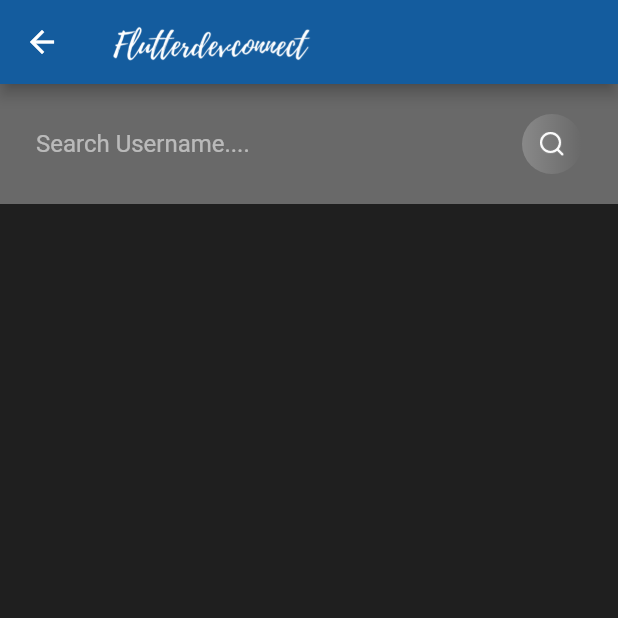
After one commit to TumeloKg/MesengerApp, a Flutter app: the SearchScreen screen opened directly, on a phone screen of 412 x 824 dp, the top half of it. The commit adds this screen. Run offline on Flutter 3.47's test engine with Material 2 defaults, Android fonts, the phone set to English and light mode, and no system bars; our stand-ins replace firebase_auth; accounts and stored records are empty.

Commit message:
Search page

```diff
--- a/lib/main.dart
+++ b/lib/main.dart
@@ -1,6 +1,5 @@
 import 'package:flutter/material.dart';
-//import 'package:messenger_app/views/signin.dart';
-import 'package:messenger_app/views/signup.dart';
+import 'package:messenger_app/helper/authenticate.dart';
 
 void main() {
   runApp(MyApp());
@@ -19,7 +18,7 @@ class MyApp extends StatelessWidget {
         primarySwatch: Colors.blue,
         visualDensity: VisualDensity.adaptivePlatformDensity,
       ),
-      home: SignUp(),
+      home: Authenticate(),
     );
   }
 }
--- /dev/null
+++ b/lib/model/user.dart
@@ -0,0 +1,5 @@
+class User {
+  String userId;
+
+  User({this.userId});
+}
--- /dev/null
+++ b/lib/views/search.dart
@@ -0,0 +1,52 @@
+import 'package:flutter/material.dart';
+import 'package:messenger_app/widgets/widgets.dart';
+
+class SearchScreen extends StatefulWidget {
+  @override
+  _SearchScreenState createState() => _SearchScreenState();
+}
+
+class _SearchScreenState extends State<SearchScreen> {
+  TextEditingController searchTextEditingController =
+      new TextEditingController();
+
+  @override
+  Widget build(BuildContext context) {
+    return Scaffold(
+        appBar: appBarMain(context),
+        body: Container(
+          child: Column(
+            children: [
+              Container(
+                color: Color(0x54FFFFFF),
+                padding: EdgeInsets.symmetric(horizontal: 24, vertical: 16),
+                child: Row(
+                  children: [
+                    Expanded(
+                        child: TextField(
+                      controller: searchTextEditingController,
+                      style: TextStyle(color: Colors.white),
+                      decoration: InputDecoration(
+                          hintText: "Search Username....",
+                          hintStyle: TextStyle(color: Colors.white54),
+                          border: InputBorder.none),
+                    )),
+                    Container(
+                        height: 40,
+                        width: 40,
+                        decoration: BoxDecoration(
+                            gradient: LinearGradient(colors: [
+                              const Color(0x36FFFFFF),
+                              const Color(0x0FFFFFF)
+                            ]),
+                            borderRadius: BorderRadius.circular(40)),
+                        padding: EdgeInsets.all(12),
+                        child: Image.asset("assets/images/search_white.png"))
+                  ],
+                ),
+              )
+            ],
+          ),
+        ));
+  }
+}
--- a/pubspec.yaml
+++ b/pubspec.yaml
@@ -28,6 +28,7 @@ dependencies:
   # Use with the CupertinoIcons class for iOS style icons.
   cupertino_icons: ^0.1.3
   firebase_auth: ^0.16.0
+  cloud_firestore: ^0.13.5
 
 dev_dependencies:
   flutter_test:
@@ -44,8 +45,8 @@ flutter:
   uses-material-design: true
 
   # To add assets to your application, add an assets section, like this:
-assets:
-  - assets/images/
+  assets:
+     - assets/images/
     #- images/a_dot_ham.jpeg
 
     # An image asset can refer to one or more resolution-specific "variants", see
```
Also changed, not shown: lib/helper/authenticate.dart (added, +27 -0 lines), lib/services/auth.dart (+48 -1 lines), lib/views/chatRoomScreen.dart (+44 -0 lines), lib/views/signin.dart (+17 -6 lines), lib/views/signup.dart (+73 -6 lines), assets/images/search_white.png (added), assets/images/send.png (added), lib/services/database.dart (added), pubspec.lock, 3 other files.
